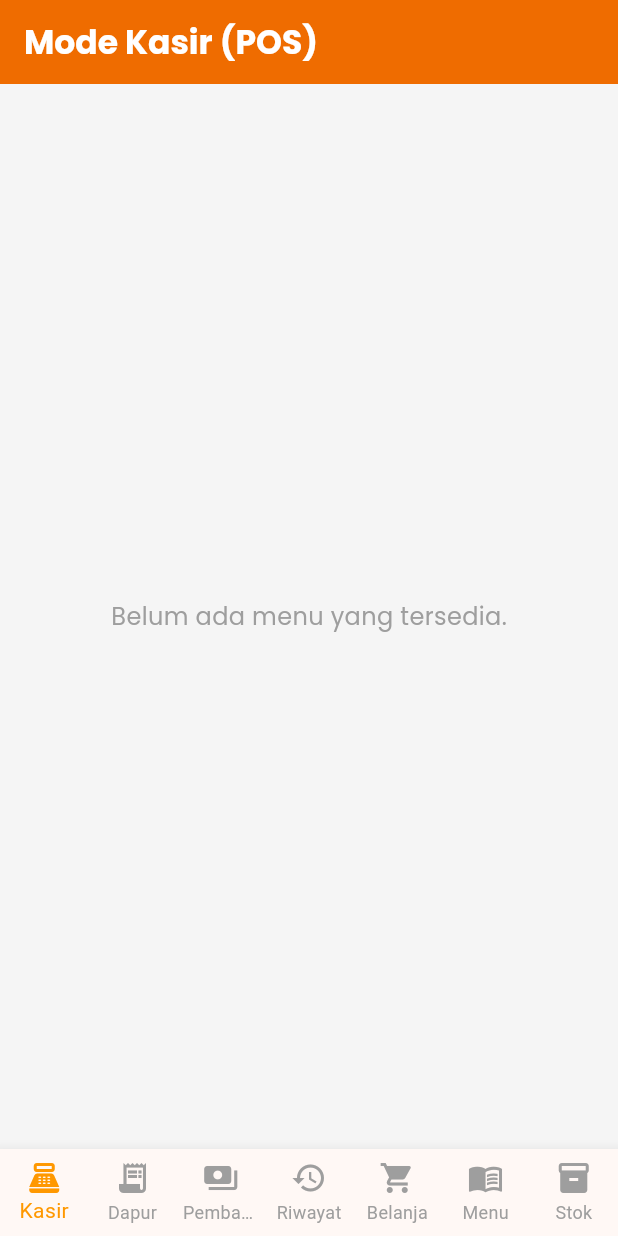
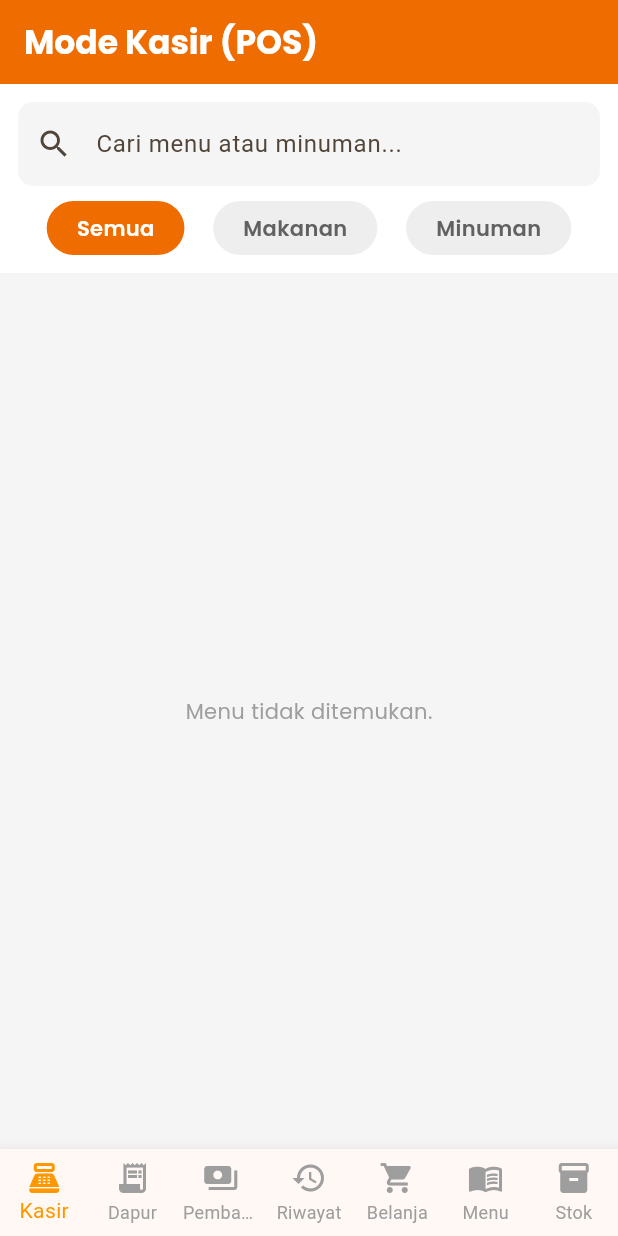
Before and after one commit to InMyDr3am/flutter_resto, a Flutter app: the screen it shows after launch, on a phone screen of 412 x 824 dp. Run offline on Flutter 3.47's test engine with Material 3 defaults, Android fonts, the phone set to English and light mode, and no system bars; our stand-ins replace google_fonts, image_picker, supabase_flutter; accounts and stored records are empty.

Commit message:
update pos kasir dan menu untuk pencarian menu dan menampilan berdasarkan kategori

```diff
--- a/lib/screens/pos_screen.dart
+++ b/lib/screens/pos_screen.dart
@@ -15,7 +15,14 @@ class PosScreen extends StatefulWidget {
 
 class _PosScreenState extends State<PosScreen> {
   final SupabaseService _supabaseService = SupabaseService();
-  late Future<List<MenuModel>> _menusFuture;
+
+  // Penyimpanan data untuk pencarian dan filter kategori
+  List<MenuModel> _allMenus = [];
+  List<MenuModel> _filteredMenus = [];
+  bool _isLoading = true;
+
+  final TextEditingController _searchController = TextEditingController();
+  String _selectedCategory = 'Semua';
 
   // Ini adalah keranjang belanja kasir
   final List<CartItem> _cart = [];
@@ -23,7 +30,46 @@ class _PosScreenState extends State<PosScreen> {
   @override
   void initState() {
     super.initState();
-    _menusFuture = _supabaseService.getMenus();
+    _loadAllMenusForPOS();
+    _searchController.addListener(_applyFilterAndSearch);
+  }
+
+  @override
+  void dispose() {
+    _searchController.dispose();
+    super.dispose();
+  }
+
+  // Mengambil data awal dari database
+  void _loadAllMenusForPOS() async {
+    setState(() => _isLoading = true);
+    try {
+      final menus = await _supabaseService.getMenus();
+      setState(() {
+        _allMenus = menus;
+        _isLoading = false;
+        _applyFilterAndSearch();
+      });
+    } catch (e) {
+      setState(() => _isLoading = false);
+    }
+  }
+
+  // Logika Filter Kategori dan Pencarian Nama Menu
+  void _applyFilterAndSearch() {
+    String query = _searchController.text.toLowerCase();
+    setState(() {
+      _filteredMenus = _allMenus.where((menu) {
+        // Filter Kategori (mengabaikan huruf besar/kecil)
+        bool matchesCategory = _selectedCategory == 'Semua' ||
+            (menu.category != null && menu.category!.toLowerCase() == _selectedCategory.toLowerCase());
+
+        // Filter Pencarian Nama
+        bool matchesSearch = menu.name.toLowerCase().contains(query);
+
+        return matchesCategory && matchesSearch;
+      }).toList();
+    });
   }
 
   // Fungsi menambah menu ke keranjang
@@ -41,8 +87,9 @@ class _PosScreenState extends State<PosScreen> {
     // Tampilkan notifikasi kecil di bawah (Snackbar)
     ScaffoldMessenger.of(context).showSnackBar(
       SnackBar(
-        content: Text('${menu.name} ditambahkan!'),
-        duration: const Duration(seconds: 1),
+        content: Text('${menu.name} ditambahkan!', style: GoogleFonts.poppins()),
+        duration: const Duration(milliseconds: 600),
+        backgroundColor: Colors.orange[800],
       ),
     );
   }
@@ -116,8 +163,8 @@ class _PosScreenState extends State<PosScreen> {
                   );
                 }
               },
-              style: ElevatedButton.styleFrom(backgroundColor: Colors.green),
-              child: const Text('Kirim Pesanan', style: TextStyle(color: Colors.white)),
+              style: ElevatedButton.styleFrom(backgroundColor: Colors.green, foregroundColor: Colors.white),
+              child: const Text('Kirim Pesanan'),
             ),
           ],
         );
@@ -125,55 +172,104 @@ class _PosScreenState extends State<PosScreen> {
     );
   }
 
-  // ... (biarkan bagian atas file seperti import dan deklarasi class tetap sama)
-
   @override
   Widget build(BuildContext context) {
     return Scaffold(
-      backgroundColor: Colors.grey[100], // Latar belakang abu-abu terang agar terkesan bersih
+      backgroundColor: Colors.grey[100], // Latar belakang abu-abu terang
       appBar: AppBar(
         title: Text(
           'Mode Kasir (POS)',
           style: GoogleFonts.poppins(fontWeight: FontWeight.bold, color: Colors.white),
         ),
-        backgroundColor: Colors.orange[800], // Oranye yang lebih solid dan elegan
+        backgroundColor: Colors.orange[800], // Oranye solid elegan
         elevation: 0,
       ),
-      body: FutureBuilder<List<MenuModel>>(
-        future: _menusFuture,
-        builder: (context, snapshot) {
-          if (snapshot.connectionState == ConnectionState.waiting) {
-            return const Center(child: CircularProgressIndicator());
-          } else if (!snapshot.hasData || snapshot.data!.isEmpty) {
-            return Center(
+      body: Column(
+        children: [
+          // === SEARCH BAR DAN FILTER KATEGORI ===
+          Container(
+            padding: const EdgeInsets.all(12),
+            color: Colors.white,
+            child: Column(
+              children: [
+                // Input Pencarian
+                TextField(
+                  controller: _searchController,
+                  decoration: InputDecoration(
+                    hintText: 'Cari menu atau minuman...',
+                    prefixIcon: const Icon(Icons.search),
+                    border: OutlineInputBorder(
+                      borderRadius: BorderRadius.circular(10),
+                      borderSide: BorderSide.none
+                    ),
+                    filled: true,
+                    fillColor: Colors.grey[100],
+                  ),
+                ),
+                const SizedBox(height: 10),
+                // Tab Kategori Chips
+                Row(
+                  mainAxisAlignment: MainAxisAlignment.spaceEvenly,
+                  children: ['Semua', 'Makanan', 'Minuman'].map((cat) {
+                    bool isActive = _selectedCategory == cat;
+                    return InkWell(
+                      borderRadius: BorderRadius.circular(20),
+                      onTap: () {
+                        setState(() => _selectedCategory = cat);
+                        _applyFilterAndSearch();
+                      },
+                      child: Container(
+                        padding: const EdgeInsets.symmetric(horizontal: 20, vertical: 8),
+                        decoration: BoxDecoration(
+                          color: isActive ? Colors.orange[800] : Colors.grey[200],
+                          borderRadius: BorderRadius.circular(20),
+                        ),
                         child: Text(
-                'Belum ada menu yang tersedia.',
-                style: GoogleFonts.poppins(fontSize: 16, color: Colors.grey),
+                          cat,
+                          style: GoogleFonts.poppins(
+                            color: isActive ? Colors.white : Colors.grey[700],
+                            fontWeight: FontWeight.w600,
+                          ),
+                        ),
                       ),
                     );
-          }
+                  }).toList(),
+                ),
+              ],
+            ),
+          ),
 
-          final menus = snapshot.data!;
-          return GridView.builder(
+          // === GRID TAMPILAN MENU ===
+          Expanded(
+            child: _isLoading
+              ? const Center(child: CircularProgressIndicator())
+              : _filteredMenus.isEmpty
+                ? Center(
+                    child: Text(
+                      'Menu tidak ditemukan.',
+                      style: GoogleFonts.poppins(color: Colors.grey)
+                    ),
+                  )
+                : GridView.builder(
                     padding: const EdgeInsets.all(12),
                     gridDelegate: const SliverGridDelegateWithFixedCrossAxisCount(
                       crossAxisCount: 2, // Menampilkan 2 kolom
-              childAspectRatio: 0.95, // Memperluas area kotak agar pas untuk gambar dan teks
+                      childAspectRatio: 0.95, // Rasio area kotak
                       crossAxisSpacing: 12,
                       mainAxisSpacing: 12,
                     ),
-            itemCount: menus.length,
+                    itemCount: _filteredMenus.length,
                     itemBuilder: (context, index) {
-              final menu = menus[index];
+                      final menu = _filteredMenus[index];
                       return InkWell(
                         borderRadius: BorderRadius.circular(16), // Efek sentuh membulat
                         onTap: () => _addToCart(menu),
                         child: Card(
                           elevation: 2,
                           shape: RoundedRectangleBorder(
-                    borderRadius: BorderRadius.circular(16), // Sudut kartu membulat modern
+                            borderRadius: BorderRadius.circular(16),
                           ),
-                  clipBehavior: Clip.antiAlias, // Memastikan gambar mengikuti sudut kartu
+                          clipBehavior: Clip.antiAlias, // Gambar mengikuti sudut kartu
                           child: Column(
                             crossAxisAlignment: CrossAxisAlignment.start,
                             children: [
@@ -223,8 +319,9 @@ class _PosScreenState extends State<PosScreen> {
                         ),
                       );
                     },
-          );
-        },
+                  ),
+          ),
+        ],
       ),
 
       // Tombol Keranjang Bawah (Modern Floating Bar)
@@ -236,7 +333,7 @@ class _PosScreenState extends State<PosScreen> {
                 color: Colors.white,
                 boxShadow: [
                   BoxShadow(
-                    color: Colors.grey.withOpacity(0.2),
+                    color: Colors.grey.withValues(alpha: 0.2),
                     blurRadius: 10,
                     offset: const Offset(0, -5),
                   ),
```
Also changed, not shown: lib/screens/menu_screen.dart (+155 -157 lines). Lines whose indentation alone changed are shown as unchanged.
